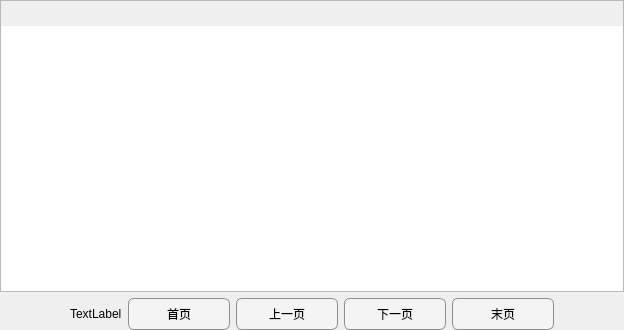
This is Demo/detableview.ui in 13438120136/XDemo as Qt 5 draws it before an edit. The edited form follows.
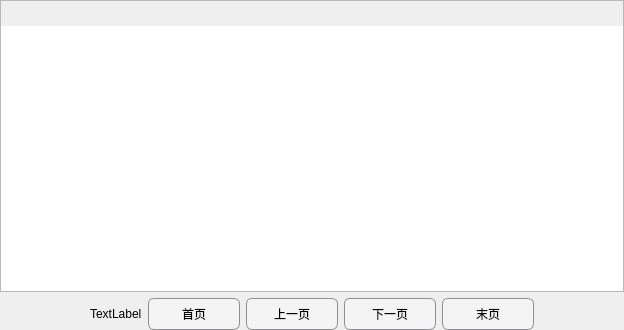
This is the edited form.

```diff
--- a/Demo/detableview.ui
+++ b/Demo/detableview.ui
@@ -20,7 +20,7 @@
 	background-color: rgb(244, 244, 244);
      border: 1px solid #8f8f91;
      border-radius: 6px;
-     min-width: 100px;
+     min-width: 90px;
      min-height: 30px;
  }
 
```
